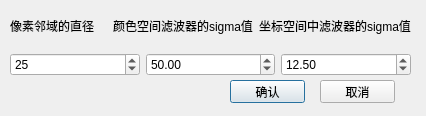
The window that contour/bilateralfilter.ui (BugAngel/ImageProcessingTeachingSoftware) describes before a commit, drawn with Qt 5.
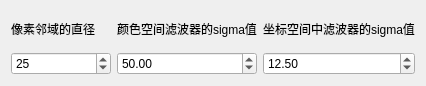
The same window after the commit.

What changed in the file:
```diff
--- a/contour/bilateralfilter.ui
+++ b/contour/bilateralfilter.ui
@@ -7,50 +7,35 @@
     <x>0</x>
     <y>0</y>
     <width>426</width>
-    <height>116</height>
+    <height>86</height>
    </rect>
   </property>
   <property name="windowTitle">
    <string>Dialog</string>
   </property>
-  <widget class="QWidget" name="layoutWidget">
-   <property name="geometry">
-    <rect>
-     <x>10</x>
-     <y>5</y>
-     <width>401</width>
-     <height>71</height>
-    </rect>
-   </property>
-   <layout class="QVBoxLayout" name="verticalLayout">
-    <item>
-     <layout class="QHBoxLayout" name="horizontalLayout">
-      <item>
+  <layout class="QGridLayout" name="gridLayout">
+   <item row="0" column="0">
        <widget class="QLabel" name="label">
         <property name="text">
          <string>像素邻域的直径</string>
         </property>
        </widget>
       </item>
-      <item>
+   <item row="0" column="1">
        <widget class="QLabel" name="label_2">
         <property name="text">
          <string>颜色空间滤波器的sigma值</string>
         </property>
        </widget>
       </item>
-      <item>
+   <item row="0" column="2">
        <widget class="QLabel" name="label_3">
         <property name="text">
          <string>坐标空间中滤波器的sigma值</string>
         </property>
        </widget>
       </item>
-     </layout>
-    </item>
-    <item>
-     <layout class="QHBoxLayout" name="horizontalLayout_2">
-      <item>
+   <item row="1" column="0">
        <widget class="QSpinBox" name="spinBox">
         <property name="maximum">
          <number>9999</number>
@@ -60,7 +45,7 @@
         </property>
        </widget>
       </item>
-      <item>
+   <item row="1" column="1">
        <widget class="QDoubleSpinBox" name="doubleSpinBox">
         <property name="maximum">
          <double>9999.989999999999782</double>
@@ -70,7 +55,7 @@
         </property>
        </widget>
       </item>
-      <item>
+   <item row="1" column="2">
        <widget class="QDoubleSpinBox" name="doubleSpinBox_2">
         <property name="maximum">
          <double>9999.989999999999782</double>
@@ -81,35 +66,6 @@
        </widget>
       </item>
      </layout>
-    </item>
-   </layout>
-  </widget>
-  <widget class="QPushButton" name="pushButton">
-   <property name="geometry">
-    <rect>
-     <x>230</x>
-     <y>80</y>
-     <width>75</width>
-     <height>23</height>
-    </rect>
-   </property>
-   <property name="text">
-    <string>确认</string>
-   </property>
-  </widget>
-  <widget class="QPushButton" name="pushButton_2">
-   <property name="geometry">
-    <rect>
-     <x>320</x>
-     <y>80</y>
-     <width>75</width>
-     <height>23</height>
-    </rect>
-   </property>
-   <property name="text">
-    <string>取消</string>
-   </property>
-  </widget>
  </widget>
  <resources/>
  <connections/>
```
Lines whose indentation alone changed are shown as unchanged.
